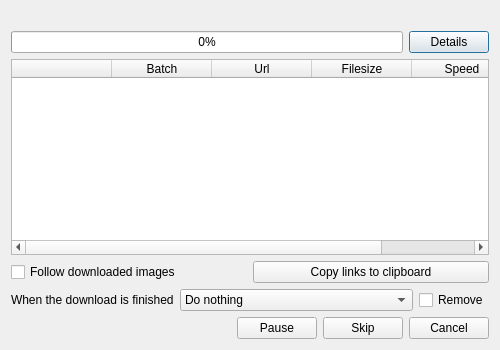
Before: the Qt Designer form gui/src/batch/batchwindow.ui in Bionus/imgbrd-grabber, drawn with Qt 5.
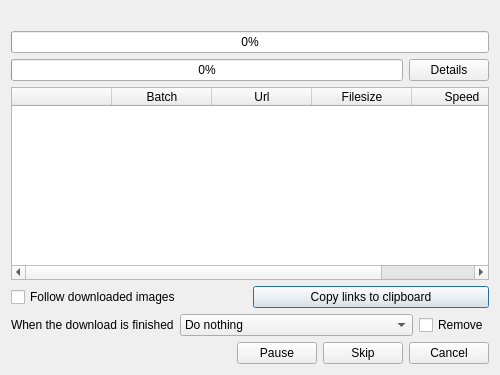
After: the same form once the commit is applied. Icons and pictures are not drawn.

Commit message: Add second 'total' batch window progress bar, fix counting issues

```diff
--- a/gui/src/batch/batchwindow.ui
+++ b/gui/src/batch/batchwindow.ui
@@ -7,7 +7,7 @@
     <x>0</x>
     <y>0</y>
     <width>500</width>
-    <height>350</height>
+    <height>375</height>
    </rect>
   </property>
   <property name="sizePolicy">
@@ -27,79 +27,7 @@
    <bool>false</bool>
   </property>
   <layout class="QGridLayout" name="gridLayout" columnstretch="1,0,0">
-   <item row="0" column="0" colspan="3">
-    <widget class="QLabel" name="labelMessage">
-     <property name="sizePolicy">
-      <sizepolicy hsizetype="Preferred" vsizetype="Fixed">
-       <horstretch>0</horstretch>
-       <verstretch>0</verstretch>
-      </sizepolicy>
-     </property>
-     <property name="text">
-      <string/>
-     </property>
-    </widget>
-   </item>
-   <item row="1" column="0" colspan="2">
-    <widget class="QProgressBar" name="progressBar">
-     <property name="value">
-      <number>0</number>
-     </property>
-     <property name="format">
-      <string notr="true">%p%</string>
-     </property>
-    </widget>
-   </item>
-   <item row="1" column="2">
-    <widget class="QPushButton" name="buttonDetails">
-     <property name="text">
-      <string>Details</string>
-     </property>
-     <property name="checkable">
-      <bool>true</bool>
-     </property>
-    </widget>
-   </item>
-   <item row="4" column="0" colspan="3">
-    <layout class="QHBoxLayout" name="horizontalLayout" stretch="1,1,0,0,0">
-     <item>
-      <widget class="QLabel" name="labelImages">
-       <property name="text">
-        <string/>
-       </property>
-      </widget>
-     </item>
-     <item>
-      <widget class="QLabel" name="labelSpeed">
-       <property name="text">
-        <string/>
-       </property>
-      </widget>
-     </item>
-     <item>
-      <widget class="QPushButton" name="buttonPause">
-       <property name="text">
-        <string>Pause</string>
-       </property>
-      </widget>
-     </item>
-     <item>
-      <widget class="QPushButton" name="buttonSkip">
-       <property name="text">
-        <string>Skip</string>
-       </property>
-      </widget>
-     </item>
-     <item>
-      <widget class="QPushButton" name="cancelButton">
-       <property name="text">
-        <string>Cancel</string>
-       </property>
-      </widget>
-     </item>
-    </layout>
-   </item>
-   <item row="2" column="0" colspan="3">
+   <item row="3" column="0" colspan="3">
     <widget class="QWidget" name="details" native="true">
      <property name="sizePolicy">
       <sizepolicy hsizetype="Expanding" vsizetype="Expanding">
@@ -251,6 +179,85 @@
      </layout>
     </widget>
    </item>
+   <item row="2" column="2">
+    <widget class="QPushButton" name="buttonDetails">
+     <property name="text">
+      <string>Details</string>
+     </property>
+     <property name="checkable">
+      <bool>true</bool>
+     </property>
+    </widget>
+   </item>
+   <item row="5" column="0" colspan="3">
+    <layout class="QHBoxLayout" name="horizontalLayout" stretch="1,1,0,0,0">
+     <item>
+      <widget class="QLabel" name="labelImages">
+       <property name="text">
+        <string/>
+       </property>
+      </widget>
+     </item>
+     <item>
+      <widget class="QLabel" name="labelSpeed">
+       <property name="text">
+        <string/>
+       </property>
+      </widget>
+     </item>
+     <item>
+      <widget class="QPushButton" name="buttonPause">
+       <property name="text">
+        <string>Pause</string>
+       </property>
+      </widget>
+     </item>
+     <item>
+      <widget class="QPushButton" name="buttonSkip">
+       <property name="text">
+        <string>Skip</string>
+       </property>
+      </widget>
+     </item>
+     <item>
+      <widget class="QPushButton" name="cancelButton">
+       <property name="text">
+        <string>Cancel</string>
+       </property>
+      </widget>
+     </item>
+    </layout>
+   </item>
+   <item row="0" column="0" colspan="3">
+    <widget class="QLabel" name="labelMessage">
+     <property name="sizePolicy">
+      <sizepolicy hsizetype="Preferred" vsizetype="Fixed">
+       <horstretch>0</horstretch>
+       <verstretch>0</verstretch>
+      </sizepolicy>
+     </property>
+     <property name="text">
+      <string/>
+     </property>
+    </widget>
+   </item>
+   <item row="2" column="0" colspan="2">
+    <widget class="QProgressBar" name="progressCurrent">
+     <property name="value">
+      <number>0</number>
+     </property>
+     <property name="format">
+      <string notr="true">%p%</string>
+     </property>
+    </widget>
+   </item>
+   <item row="1" column="0" colspan="3">
+    <widget class="QProgressBar" name="progressTotal">
+     <property name="value">
+      <number>0</number>
+     </property>
+    </widget>
+   </item>
   </layout>
  </widget>
  <tabstops>
```
Left out of the diff: 3 changed lines with no effect on the pictures. The commit also changes 3 other files.
